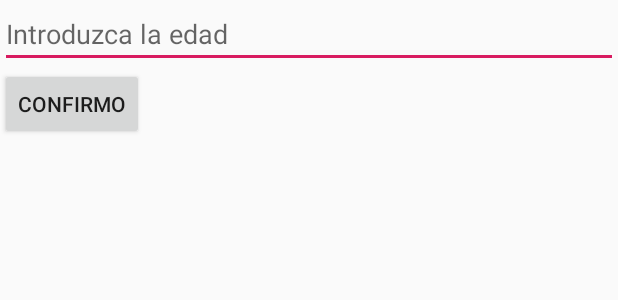
After one commit to Rauldilla/SPACE-INVADERS-FINAL, an Android app: the layout select_age.xml on its own in the app's theme, with its tools: preview values and no code run, on a phone screen of 412 x 824 dp. The commit adds this screen. Shown: the top 300 px of the screen. Run offline under Robolectric (Android 15) with nearby library versions, the phone set to English and light mode, and no system bars.

Commit message:
agregar la opcion de desactivar con el disparo segun la condicion de edad

```diff
--- a/SpaceInvaders/app/build.gradle
+++ b/SpaceInvaders/app/build.gradle
@@ -21,6 +21,7 @@ android {
 dependencies {
     implementation fileTree(dir: 'libs', include: ['*.jar'])
     implementation 'com.android.support:appcompat-v7:28.0.0'
+    implementation 'com.android.support:design:28.0.0'
     implementation 'com.android.support.constraint:constraint-layout:1.1.3'
     testImplementation 'junit:junit:4.12'
     androidTestImplementation 'com.android.support.test:runner:1.0.2'
--- a/SpaceInvaders/app/src/main/res/layout/activity_space_invaders_main.xml
+++ b/SpaceInvaders/app/src/main/res/layout/activity_space_invaders_main.xml
@@ -4,7 +4,7 @@
     xmlns:tools="http://schemas.android.com/tools"
     android:layout_width="match_parent"
     android:layout_height="match_parent"
-    tools:context=".SpaceInvadersMainActivity">
+    tools:context=".SpaceInvaders">
 
     <TextView
         android:layout_width="wrap_content"
--- /dev/null
+++ b/SpaceInvaders/app/src/main/res/layout/select_age.xml
@@ -0,0 +1,27 @@
+<?xml version="1.0" encoding="utf-8"?>
+<LinearLayout xmlns:android="http://schemas.android.com/apk/res/android"
+              android:orientation="vertical"
+              android:layout_width="match_parent"
+              android:layout_height="match_parent">
+    <!--<Button-->
+    <!--android:id="@+id/baby"-->
+    <!--android:layout_height="wrap_content"-->
+    <!--android:layout_width="wrap_content"-->
+    <!--android:text="@string/i_m_adult"/>-->
+    <!--<Button-->
+    <!--android:id="@+id/adult"-->
+    <!--android:layout_height="wrap_content"-->
+    <!--android:layout_width="wrap_content"-->
+    <!--android:text="@string/i_m_baby"/>-->
+    <EditText
+            android:id="@+id/age"
+            android:layout_width="fill_parent"
+            android:layout_height="wrap_content"
+            android:hint="@string/enter_age"
+            android:inputType="numberSigned"/>
+    <Button
+            android:id="@+id/confirm"
+            android:layout_height="wrap_content"
+            android:layout_width="wrap_content"
+            android:text="@string/confirm"/>
+</LinearLayout>
--- a/SpaceInvaders/app/src/main/res/values/strings.xml
+++ b/SpaceInvaders/app/src/main/res/values/strings.xml
@@ -1,3 +1,5 @@
 <resources>
     <string name="app_name">SpaceInvaders</string>
+    <string name="enter_age">Introduzca la edad</string>
+    <string name="confirm">Confirmo</string>
 </resources>
```
Also changed, not shown: SpaceInvaders/app/src/main/AndroidManifest.xml (+11 -6 lines), SpaceInvaders/app/src/main/java/com/example/aleja/spaceinvaders/MainActivity.java (added, +50 -0 lines), SpaceInvaders/app/src/main/java/com/example/aleja/spaceinvaders/SpaceInvaders.java (renamed from SpaceInvaders/app/src/main/java/com/example/aleja/spaceinvaders/SpaceInvadersMainActivity.java, +6 -2 lines), SpaceInvaders/app/src/main/java/com/example/aleja/spaceinvaders/VistaSpaceInvaders.java (+67 -56 lines), 1 other file.
